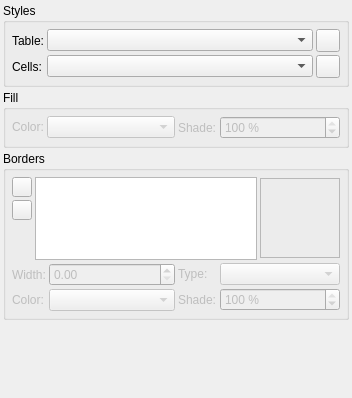
Above: scribus/ui/propertiespalette_tablebase.ui from scribusproject/scribus before the change. Below: the same form after it.
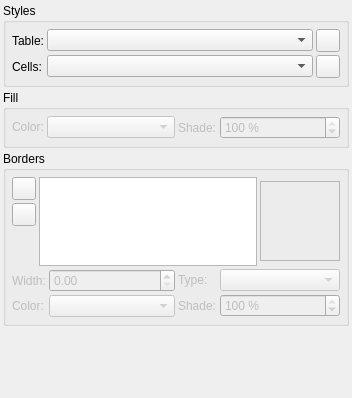
That is the form after the change. Custom widgets are drawn as their Qt base class.

Commit message: #16505: Unify size of icon buttons on dock palettes (bubu)

```diff
--- a/scribus/ui/propertiespalette_tablebase.ui
+++ b/scribus/ui/propertiespalette_tablebase.ui
@@ -277,8 +277,8 @@
           <property name="spacing">
            <number>3</number>
           </property>
-          <item alignment="Qt::AlignTop">
-           <widget class="QPushButton" name="addBorderLineButton">
+          <item>
+           <widget class="QToolButton" name="addBorderLineButton">
             <property name="enabled">
              <bool>true</bool>
             </property>
@@ -288,25 +288,10 @@
               <verstretch>0</verstretch>
              </sizepolicy>
             </property>
-            <property name="minimumSize">
-             <size>
-              <width>20</width>
-              <height>20</height>
-             </size>
-            </property>
-            <property name="maximumSize">
-             <size>
-              <width>20</width>
-              <height>20</height>
-             </size>
-            </property>
-            <property name="text">
-             <string/>
-            </property>
            </widget>
           </item>
-          <item alignment="Qt::AlignTop">
-           <widget class="QPushButton" name="removeBorderLineButton">
+          <item>
+           <widget class="QToolButton" name="removeBorderLineButton">
             <property name="enabled">
              <bool>true</bool>
             </property>
@@ -316,21 +301,6 @@
               <verstretch>0</verstretch>
              </sizepolicy>
             </property>
-            <property name="minimumSize">
-             <size>
-              <width>20</width>
-              <height>20</height>
-             </size>
-            </property>
-            <property name="maximumSize">
-             <size>
-              <width>20</width>
-              <height>20</height>
-             </size>
-            </property>
-            <property name="text">
-             <string/>
-            </property>
            </widget>
           </item>
           <item>
```
Left out of the diff: 6 changed lines with no effect on the pictures. The commit also changes 6 other files.
